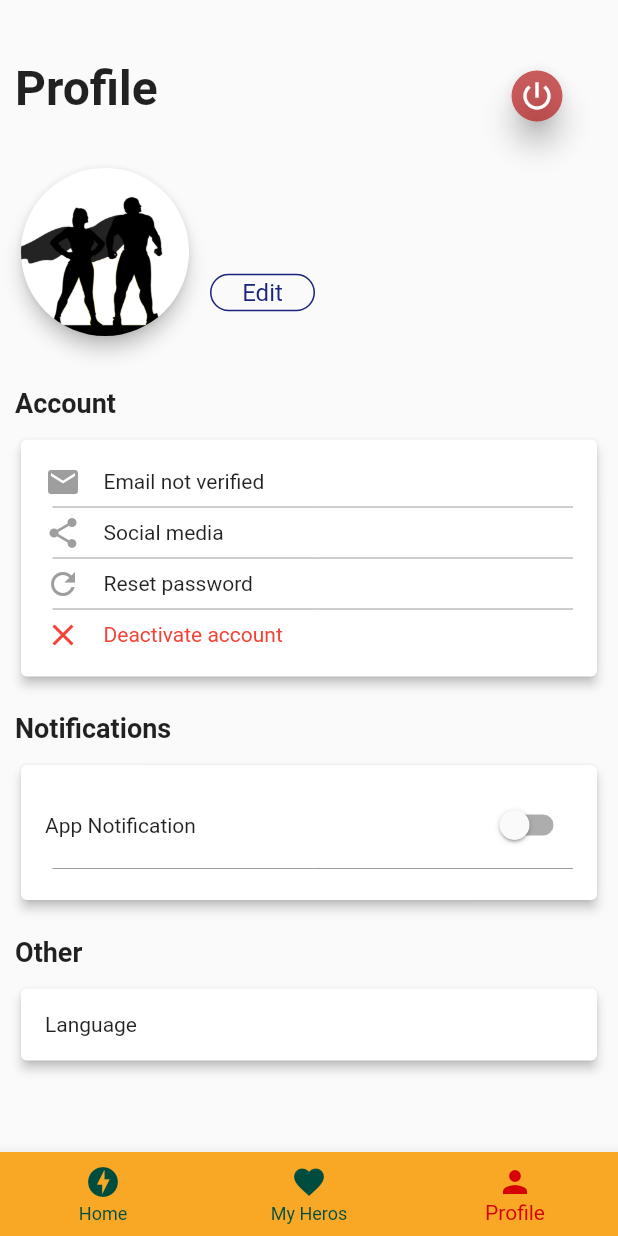
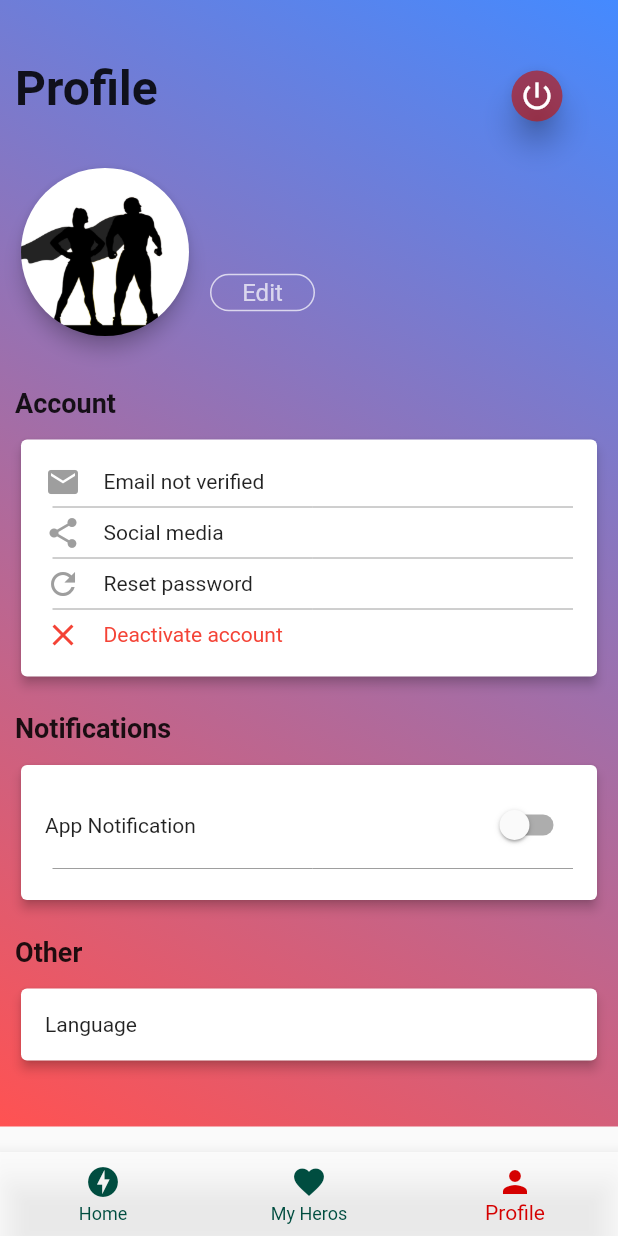
Before and after one commit to InfiniteCoder96/our_heroes, a Flutter app: the HomeScreen screen opened directly, item 3 of the bottom bar chosen, on a phone screen of 412 x 824 dp. Run offline on Flutter 3.47's test engine with Material 2 defaults, Android fonts, the phone set to English and light mode, and no system bars; our stand-ins replace auto_size_text, cloud_firestore, connectivity, firebase_auth, firebase_storage, flutter_spinkit and 4 more; accounts and stored records are empty.

Commit message:
Color schema updated

```diff
--- a/lib/pages/my_heros_page.dart
+++ b/lib/pages/my_heros_page.dart
@@ -392,7 +392,11 @@ class _MyHerosPageState extends State<MyHerosPage> {
             key: _scaffoldKey,
             body: Container(
               padding: EdgeInsets.only(top: 30.0),
-              color: Colors.grey[700],
+              decoration: BoxDecoration(
+                  gradient: LinearGradient(
+                      begin: Alignment.topRight,
+                      end: Alignment.bottomLeft,
+                      colors: [Colors.blue, Colors.red])),
               child: Column(
                 children: [
                   SearchField(),
--- a/lib/pages/user_profile.dart
+++ b/lib/pages/user_profile.dart
@@ -413,6 +413,11 @@ class _UserProfilePageState extends State<UserProfilePage> {
             key: _scaffoldKey,
             body: SingleChildScrollView(
               child: Container(
+                decoration: BoxDecoration(
+                    gradient: LinearGradient(
+                        begin: Alignment.topRight,
+                        end: Alignment.bottomLeft,
+                        colors: [Colors.blueAccent, Colors.redAccent])),
                 padding: EdgeInsets.symmetric(vertical: 40.0, horizontal: 10.0),
                 child: Column(
                   crossAxisAlignment: CrossAxisAlignment.start,
@@ -522,14 +527,14 @@ class _UserProfilePageState extends State<UserProfilePage> {
                                         width: 70.0,
                                         decoration: BoxDecoration(
                                             border: Border.all(
-                                                color: Colors.indigo[900]),
+                                                color: Colors.white70),
                                             borderRadius:
                                                 BorderRadius.circular(20.0)),
                                         child: Center(
                                           child: Text(
                                             "Edit",
                                             style: TextStyle(
-                                                color: Colors.indigo[900],
+                                                color: Colors.white70,
                                                 fontSize: 16.0),
                                           ),
                                         )),
@@ -571,7 +576,8 @@ class _UserProfilePageState extends State<UserProfilePage> {
                     Text(
                       "Account",
                       style: TextStyle(
-                          fontSize: 18.0, fontWeight: FontWeight.bold),
+                          fontSize: 18.0,
+                          fontWeight: FontWeight.bold),
                     ),
                     SizedBox(height: 10.0),
                     Card(
@@ -630,7 +636,8 @@ class _UserProfilePageState extends State<UserProfilePage> {
                     Text(
                       "Notifications",
                       style: TextStyle(
-                          fontSize: 18.0, fontWeight: FontWeight.bold),
+                          fontSize: 18.0,
+                          fontWeight: FontWeight.bold),
                     ),
                     SizedBox(height: 10.0),
                     Card(
--- a/lib/screens/home/home_screen.dart
+++ b/lib/screens/home/home_screen.dart
@@ -40,7 +40,7 @@ class _HomeScreenState extends State<HomeScreen> {
             currentPage = pages[index];
           });
         },
-        backgroundColor: Colors.yellow[800],
+        backgroundColor: Colors.white70,
         selectedItemColor: Colors.redAccent[700],
         unselectedItemColor: Colors.teal[900],
         currentIndex: currentTabIndex,
--- a/lib/widgets/search_field.dart
+++ b/lib/widgets/search_field.dart
@@ -36,7 +36,7 @@ class _SearchFeildState extends State<SearchField> {
     return Padding(
       padding: const EdgeInsets.only(bottom: 5.0, left: 8.0, right: 8.0),
       child: Material(
-        color: Colors.red[900],
+        color: Colors.white,
         elevation: 5.0,
         borderRadius: BorderRadius.circular(30.0),
         child: TextField(
@@ -48,7 +48,7 @@ class _SearchFeildState extends State<SearchField> {
               contentPadding:
                   EdgeInsets.symmetric(horizontal: 32.0, vertical: 14.0),
               hintText: "Search your hero",
-              hintStyle: TextStyle(color: Colors.white),
+              hintStyle: TextStyle(color: Colors.black87),
               suffixIcon: Material(
                 elevation: 5.0,
                 borderRadius: BorderRadius.circular(30.0),
```
Also changed, not shown: lib/pages/home_page.dart (+7 -9 lines), lib/shared/loading.dart (+7 -3 lines), lib/widgets/hero_list.dart (+8 -4 lines).
